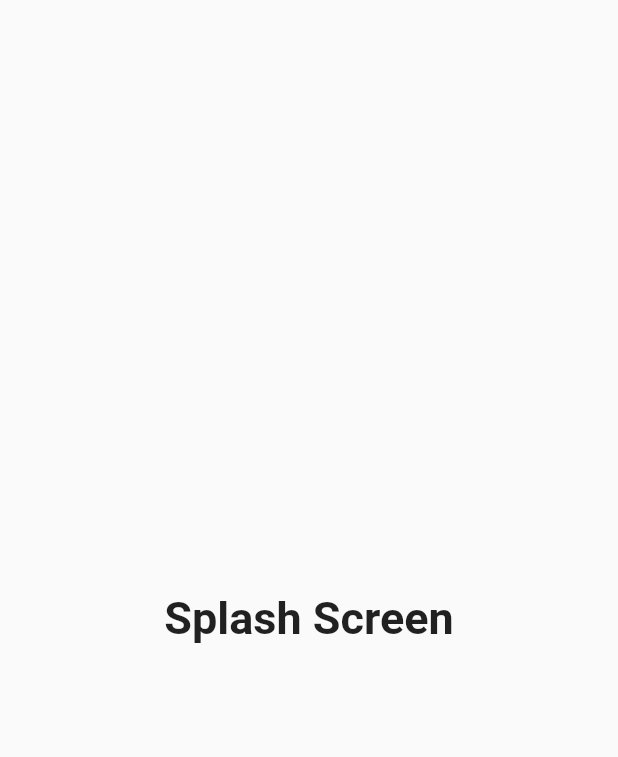
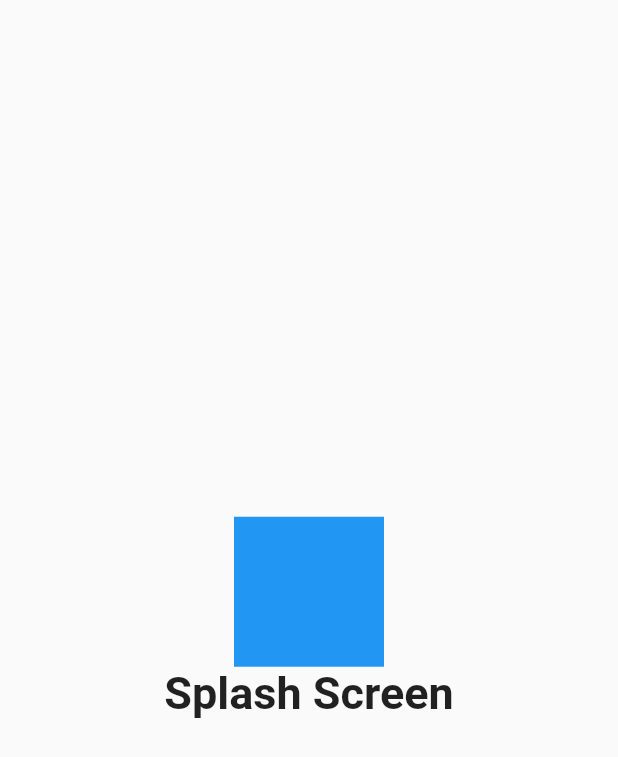
Before and after one commit to Gayath1/Flutter_myapp, a Flutter app: the Splash screen opened directly, on a phone screen of 412 x 824 dp. Shown: the top 757 px of the screen. Run offline on Flutter 3.47's test engine with Material 2 defaults, Android fonts, the phone set to English and light mode, and no system bars; our stand-ins replace animated_splash_screen.

Commit message:
animated splash screen

```diff
--- a/lib/screens/home/home.dart
+++ b/lib/screens/home/home.dart
@@ -66,7 +66,7 @@ class _MyHomePageState extends State<MyHomePage> {
           mainAxisAlignment: MainAxisAlignment.center,
           children: <Widget>[
             new Text(
-              'You have pushed the button this many times:',
+              'You have test pushed the button this many times:',
             ),
           ],
         ),
--- a/lib/screens/splashscreen/splash_screen.dart
+++ b/lib/screens/splashscreen/splash_screen.dart
@@ -24,7 +24,7 @@ class _SplashState extends State<Splash> {
           context,
           MaterialPageRoute(
               builder: (context) => MyHomePage(
-                    title: 'test',
+                    title: 'test1',
                   )));
     });
   }
@@ -33,9 +33,19 @@ class _SplashState extends State<Splash> {
   Widget build(BuildContext context) {
     return Scaffold(
       body: Center(
-        child: Container(
-          child: Text('Splash Screen',
-              style: TextStyle(fontSize: 30, fontWeight: FontWeight.bold)),
+        child: Column(
+          mainAxisAlignment: MainAxisAlignment.center,
+          children: [
+            Container(
+              height: 100,
+              width: 100,
+              color: Colors.blue,
+            ),
+            Container(
+              child: Text('Splash Screen',
+                  style: TextStyle(fontSize: 30, fontWeight: FontWeight.bold)),
+            ),
+          ],
         ),
       ),
     );
--- a/pubspec.yaml
+++ b/pubspec.yaml
@@ -3,7 +3,7 @@ description: A new Flutter project.
 
 # The following line prevents the package from being accidentally published to
 # pub.dev using `pub publish`. This is preferred for private packages.
-publish_to: 'none' # Remove this line if you wish to publish to pub.dev
+publish_to: "none" # Remove this line if you wish to publish to pub.dev
 
 # The following defines the version and build number for your application.
 # A version number is three numbers separated by dots, like 1.2.43
@@ -23,7 +23,7 @@ environment:
 dependencies:
   flutter:
     sdk: flutter
-
+  animated_splash_screen:
 
   # The following adds the Cupertino Icons font to your application.
   # Use with the CupertinoIcons class for iOS style icons.
@@ -40,7 +40,6 @@ dev_dependencies:
 
 # The following section is specific to Flutter.
 flutter:
-
   # The following line ensures that the Material Icons font is
   # included with your application, so that you can use the icons in
   # the material Icons class.
```
Also changed, not shown: lib/main.dart (+29 -2 lines), pubspec.lock.
